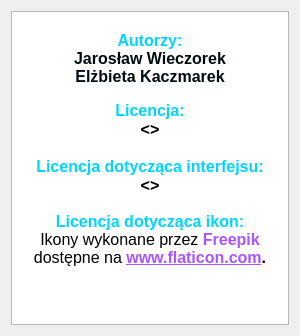
The window that JaroEliCall/gui/ui/credits.ui (jaroslaw-wieczorek/Project_IP_Telephony_Python_Voip) describes before a commit, drawn with Qt 5.
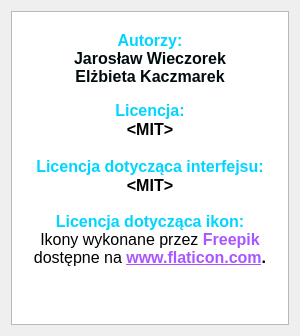
The same window after the commit.

```diff
--- a/JaroEliCall/gui/ui/credits.ui
+++ b/JaroEliCall/gui/ui/credits.ui
@@ -38,14 +38,14 @@
       <string>&lt;!DOCTYPE HTML PUBLIC &quot;-//W3C//DTD HTML 4.0//EN&quot; &quot;http://www.w3.org/TR/REC-html40/strict.dtd&quot;&gt;
 &lt;html&gt;&lt;head&gt;&lt;meta name=&quot;qrichtext&quot; content=&quot;1&quot; /&gt;&lt;style type=&quot;text/css&quot;&gt;
 p, li { white-space: pre-wrap; }
-&lt;/style&gt;&lt;/head&gt;&lt;body style=&quot; font-family:'Noto Sans'; font-size:10pt; font-weight:400; font-style:normal;&quot;&gt;
-&lt;p align=&quot;center&quot; style=&quot;-qt-paragraph-type:empty; margin-top:0px; margin-bottom:0px; margin-left:0px; margin-right:0px; -qt-block-indent:0; text-indent:0px;&quot;&gt;&lt;br /&gt;&lt;/p&gt;
+&lt;/style&gt;&lt;/head&gt;&lt;body style=&quot; font-family:'Noto Sans'; font-size:9pt; font-weight:400; font-style:normal;&quot;&gt;
+&lt;p align=&quot;center&quot; style=&quot;-qt-paragraph-type:empty; margin-top:0px; margin-bottom:0px; margin-left:0px; margin-right:0px; -qt-block-indent:0; text-indent:0px; font-size:10pt;&quot;&gt;&lt;br /&gt;&lt;/p&gt;
 &lt;p align=&quot;center&quot; style=&quot; margin-top:0px; margin-bottom:0px; margin-left:0px; margin-right:0px; -qt-block-indent:0; text-indent:0px;&quot;&gt;&lt;span style=&quot; font-size:12pt; font-weight:600; color:#01d5ff;&quot;&gt;Autorzy:&lt;br /&gt;&lt;/span&gt;&lt;span style=&quot; font-size:12pt; font-weight:600; color:#000b0d;&quot;&gt;Jarosław Wieczorek &lt;br /&gt;Elżbieta Kaczmarek&lt;/span&gt;&lt;/p&gt;
-&lt;p align=&quot;center&quot; style=&quot;-qt-paragraph-type:empty; margin-top:0px; margin-bottom:0px; margin-left:0px; margin-right:0px; -qt-block-indent:0; text-indent:0px;&quot;&gt;&lt;br /&gt;&lt;/p&gt;
+&lt;p align=&quot;center&quot; style=&quot;-qt-paragraph-type:empty; margin-top:0px; margin-bottom:0px; margin-left:0px; margin-right:0px; -qt-block-indent:0; text-indent:0px; font-size:10pt;&quot;&gt;&lt;br /&gt;&lt;/p&gt;
 &lt;p align=&quot;center&quot; style=&quot; margin-top:0px; margin-bottom:0px; margin-left:0px; margin-right:0px; -qt-block-indent:0; text-indent:0px;&quot;&gt;&lt;span style=&quot; font-size:12pt; font-weight:600; color:#01d5ff;&quot;&gt;Licencja:&lt;/span&gt;&lt;/p&gt;
-&lt;p align=&quot;center&quot; style=&quot; margin-top:0px; margin-bottom:0px; margin-left:0px; margin-right:0px; -qt-block-indent:0; text-indent:0px;&quot;&gt;&lt;span style=&quot; font-size:12pt; font-weight:600; color:#000000;&quot;&gt;&amp;lt;&amp;gt;&lt;/span&gt;&lt;/p&gt;
+&lt;p align=&quot;center&quot; style=&quot; margin-top:0px; margin-bottom:0px; margin-left:0px; margin-right:0px; -qt-block-indent:0; text-indent:0px;&quot;&gt;&lt;span style=&quot; font-size:12pt; font-weight:600; color:#000000;&quot;&gt;&amp;lt;MIT&amp;gt;&lt;/span&gt;&lt;/p&gt;
 &lt;p align=&quot;center&quot; style=&quot; margin-top:0px; margin-bottom:0px; margin-left:0px; margin-right:0px; -qt-block-indent:0; text-indent:0px;&quot;&gt;&lt;span style=&quot; font-size:12pt; font-weight:600; color:#01d5ff;&quot;&gt;&lt;br /&gt;Licencja dotycząca interfejsu:&lt;/span&gt;&lt;/p&gt;
-&lt;p align=&quot;center&quot; style=&quot; margin-top:0px; margin-bottom:0px; margin-left:0px; margin-right:0px; -qt-block-indent:0; text-indent:0px;&quot;&gt;&lt;span style=&quot; font-size:12pt; font-weight:600; color:#000000;&quot;&gt;&amp;lt;&amp;gt;&lt;br /&gt;&lt;/span&gt;&lt;span style=&quot; font-size:12pt; font-weight:600; color:#01d5ff;&quot;&gt;&lt;br /&gt;Licencja dotycząca ikon:&lt;/span&gt;&lt;span style=&quot; font-size:12pt;&quot;&gt;&lt;br /&gt;Ikony wykonane przez&lt;/span&gt;&lt;span style=&quot; font-size:12pt; color:#01d5ff;&quot;&gt; &lt;/span&gt;&lt;span style=&quot; font-size:12pt; font-weight:600; color:#aa55ff;&quot;&gt;Freepik&lt;/span&gt;&lt;span style=&quot; font-size:12pt;&quot;&gt; dostępne na&lt;/span&gt;&lt;span style=&quot; font-size:12pt; font-weight:600;&quot;&gt; &lt;/span&gt;&lt;a href=&quot;www.flaticon.com&quot;&gt;&lt;span style=&quot; font-size:12pt; font-weight:600; text-decoration: underline; color:#aa55ff;&quot;&gt;www.flaticon.com&lt;/span&gt;&lt;/a&gt;&lt;span style=&quot; font-size:12pt; font-weight:600; color:#000000;&quot;&gt;.&lt;br /&gt;&lt;/span&gt;&lt;/p&gt;&lt;/body&gt;&lt;/html&gt;</string>
+&lt;p align=&quot;center&quot; style=&quot; margin-top:0px; margin-bottom:0px; margin-left:0px; margin-right:0px; -qt-block-indent:0; text-indent:0px;&quot;&gt;&lt;span style=&quot; font-size:12pt; font-weight:600; color:#000000;&quot;&gt;&amp;lt;MIT&amp;gt;&lt;br /&gt;&lt;/span&gt;&lt;span style=&quot; font-size:12pt; font-weight:600; color:#01d5ff;&quot;&gt;&lt;br /&gt;Licencja dotycząca ikon:&lt;/span&gt;&lt;span style=&quot; font-size:12pt;&quot;&gt;&lt;br /&gt;Ikony wykonane przez&lt;/span&gt;&lt;span style=&quot; font-size:12pt; color:#01d5ff;&quot;&gt; &lt;/span&gt;&lt;span style=&quot; font-size:12pt; font-weight:600; color:#aa55ff;&quot;&gt;Freepik&lt;/span&gt;&lt;span style=&quot; font-size:12pt;&quot;&gt; dostępne na&lt;/span&gt;&lt;span style=&quot; font-size:12pt; font-weight:600;&quot;&gt; &lt;/span&gt;&lt;a href=&quot;www.flaticon.com&quot;&gt;&lt;span style=&quot; font-size:12pt; font-weight:600; text-decoration: underline; color:#aa55ff;&quot;&gt;www.flaticon.com&lt;/span&gt;&lt;/a&gt;&lt;span style=&quot; font-size:12pt; font-weight:600; color:#000000;&quot;&gt;.&lt;br /&gt;&lt;/span&gt;&lt;/p&gt;&lt;/body&gt;&lt;/html&gt;</string>
      </property>
      <property name="textInteractionFlags">
       <set>Qt::LinksAccessibleByKeyboard|Qt::LinksAccessibleByMouse|Qt::TextBrowserInteraction|Qt::TextSelectableByKeyboard|Qt::TextSelectableByMouse</set>
```
Left out of the diff: 4 changed lines with no effect on the pictures.
